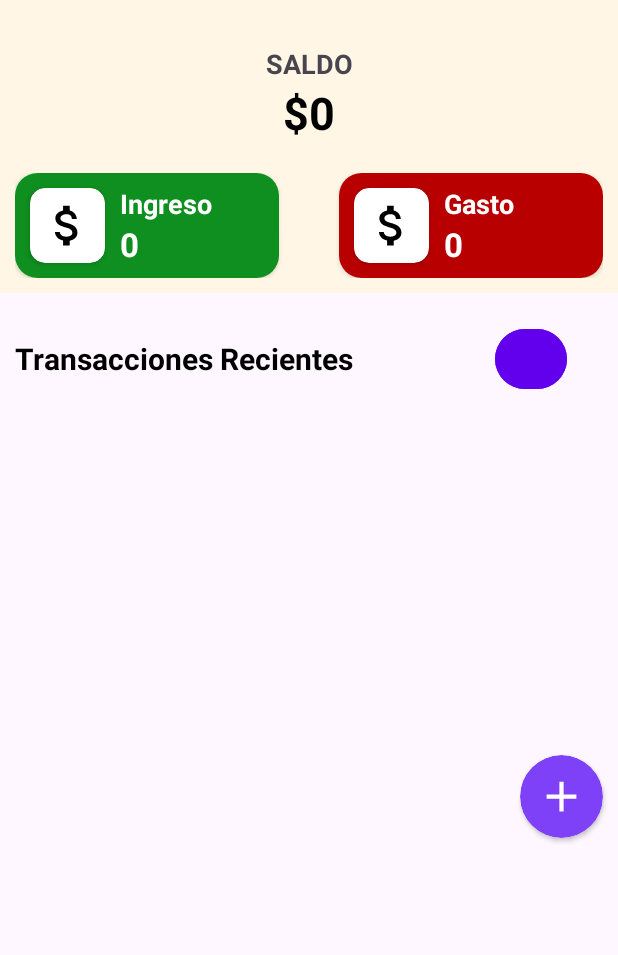
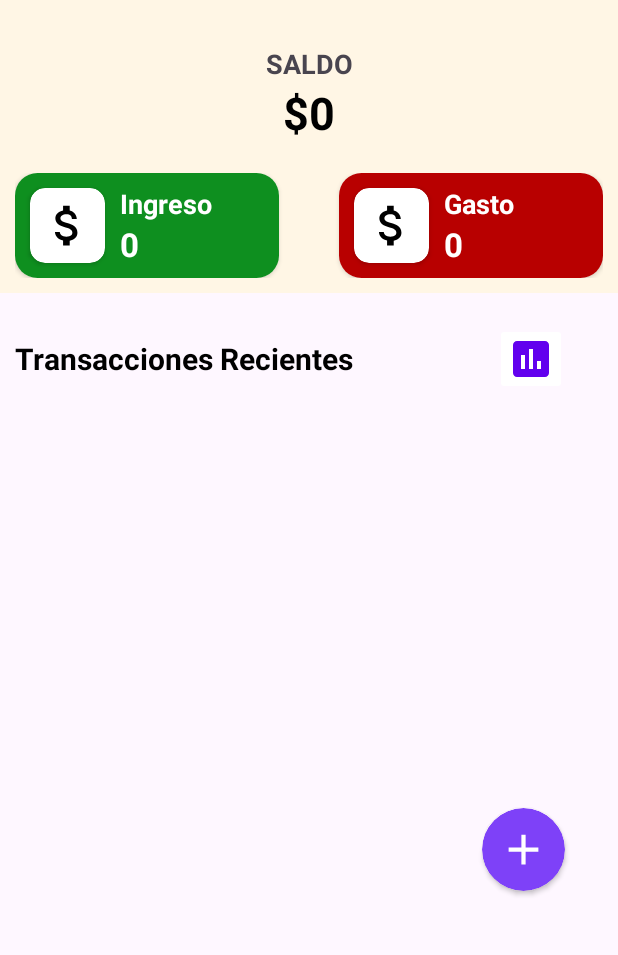
Before and after one commit to gabriellescano5/AventurAPP, an Android app: the GastosActivity screen opened directly, with no data from a screen before it, on a phone screen of 412 x 824 dp, the part 89-1044 px from its top. Run offline under Robolectric (Android 15) with nearby library versions, the phone set to English and light mode, and no system bars; our stand-ins replace Room's generated code.

Commit message:
Agregado Pie Chart

```diff
--- a/app/src/main/res/drawable/ic_chart.xml
+++ b/app/src/main/res/drawable/ic_chart.xml
@@ -1,4 +1,4 @@
-<vector xmlns:android="http://schemas.android.com/apk/res/android" android:height="32dp" android:tint="#1E6091" android:viewportHeight="24" android:viewportWidth="24" android:width="32dp">
+<vector xmlns:android="http://schemas.android.com/apk/res/android" android:height="32dp" android:tint="@color/purple_500" android:viewportHeight="24" android:viewportWidth="24" android:width="32dp">
 
     <path android:fillColor="@android:color/white" android:pathData="M19,3L5,3c-1.1,0 -2,0.9 -2,2v14c0,1.1 0.9,2 2,2h14c1.1,0 2,-0.9 2,-2L21,5c0,-1.1 -0.9,-2 -2,-2zM9,17L7,17v-7h2v7zM13,17h-2L11,7h2v10zM17,17h-2v-4h2v4z"/>
 
--- a/app/src/main/res/layout/activity_gastos.xml
+++ b/app/src/main/res/layout/activity_gastos.xml
@@ -207,18 +207,20 @@
                         android:textSize="20sp"
                         android:textStyle="bold" />
 
-                    <Button
+                    <ImageButton
                         android:text="Estadistica"
+                        android:src="@drawable/ic_chart"
                         android:textColor="@color/white"
-                        android:backgroundTint="@color/purple_500"
+                        android:backgroundTint="@color/white"
                         android:id="@+id/verEstadisticasbtn"
                         android:layout_marginStart="320dp"
                         android:layout_width="48dp"
-                        android:layout_height="48dp"/>
+                        android:layout_height="48dp"
+                        />
                 </RelativeLayout>
                 <androidx.core.widget.NestedScrollView
                     android:layout_width="match_parent"
-                    android:layout_height="220dp">
+                    android:layout_height="230dp">
                     <androidx.recyclerview.widget.RecyclerView
                         android:id="@+id/itemsRecycler"
                         android:layout_width="match_parent"
@@ -232,7 +234,7 @@
             android:layout_gravity="end"
             android:id="@+id/new_btn"
             android:backgroundTint="@color/btn_color"
-            android:layout_margin="10dp"
+            android:layout_margin="35dp"
             android:layout_width="55dp"
             app:cardCornerRadius="35dp"
             android:layout_height="55dp">
```
